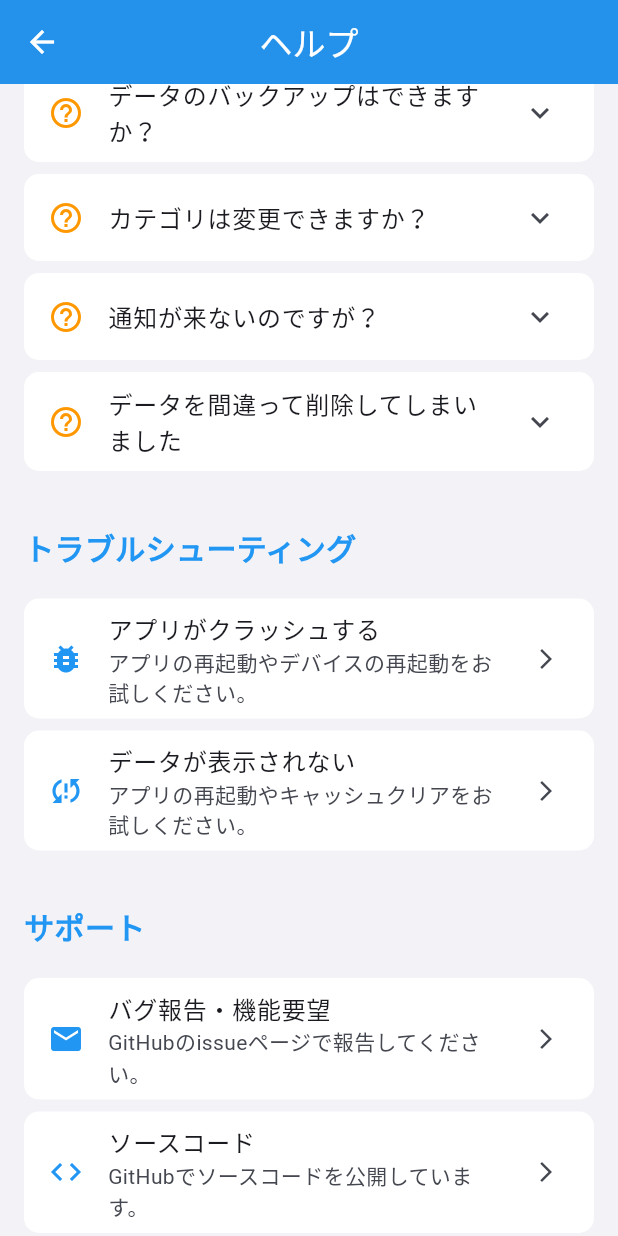
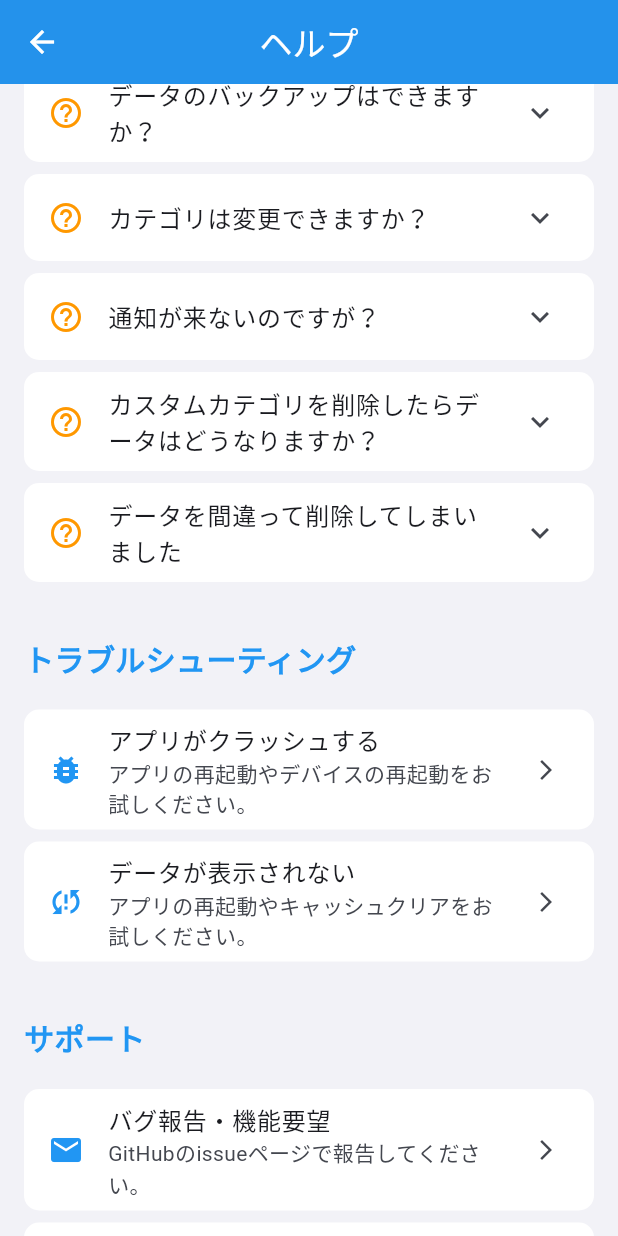
Before and after one commit to paraccoli/flutter_finance_app, a Flutter app: the HelpScreen screen opened directly, scrolled down 576 dp, on a phone screen of 412 x 824 dp. Run offline on Flutter 3.47's test engine with Material 3 defaults, Android fonts, the phone set to English and light mode, and no system bars; our stand-ins replace csv, file_picker, fl_chart, flutter_local_notifications, package_info_plus, share_plus and 3 more; accounts and stored records are empty.

Commit message:
fix: FAQの修正

```diff
--- a/lib/views/help_screen.dart
+++ b/lib/views/help_screen.dart
@@ -85,11 +85,15 @@ class HelpScreen extends StatelessWidget {
               ),
               _buildFaqItem(
                 'カテゴリは変更できますか？',
-                '現在のバージョンでは固定カテゴリを使用していますが、今後のアップデートでカスタマイズ機能を追加予定です。',
+                'はい、カスタムカテゴリ機能が利用できます。設定画面から「カスタムカテゴリ管理」を選択して、独自のカテゴリを作成・編集・削除できます。カテゴリごとに名前、色、アイコンをカスタマイズして、あなたの支出管理をより便利にしましょう。',
               ),
               _buildFaqItem(
                 '通知が来ないのですが？',
                 '設定画面で通知設定を確認してください。また、端末の通知設定でアプリの通知が許可されているか確認してください。',
+              ),
+              _buildFaqItem(
+                'カスタムカテゴリを削除したらデータはどうなりますか？',
+                'カスタムカテゴリを削除すると、そのカテゴリを使用していた支出・収入データは「削除されたカテゴリ」として表示されます。データ自体は保持されるため、統計や履歴は引き続き確認できます。',
               ),
               _buildFaqItem(
                 'データを間違って削除してしまいました',
```
